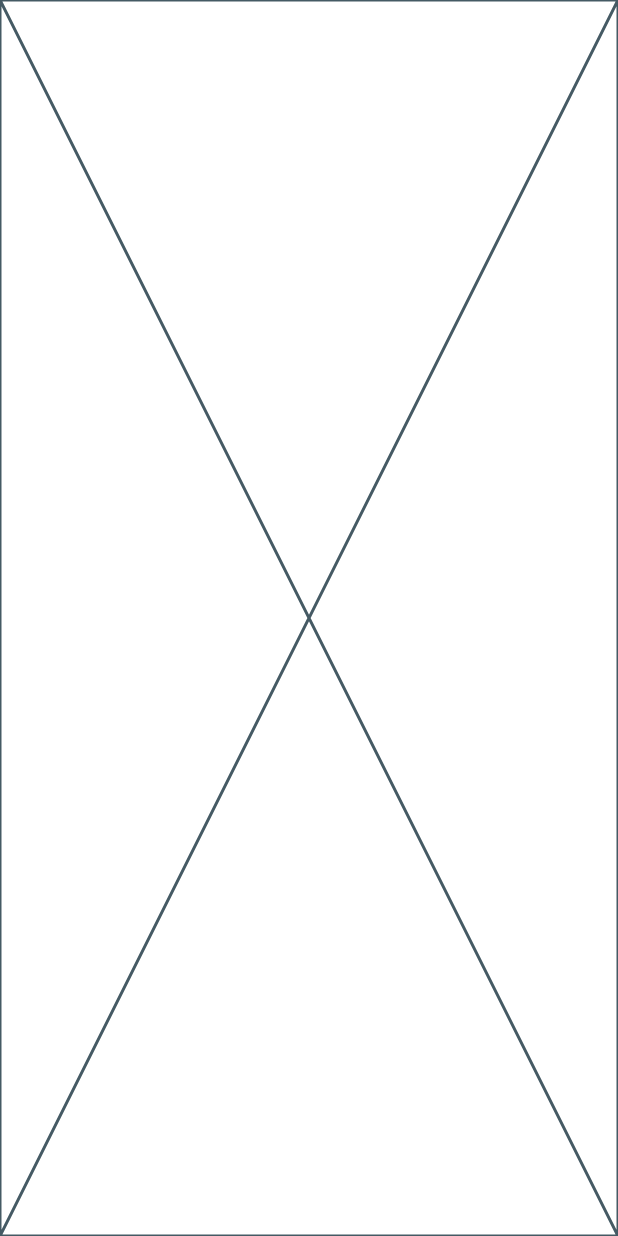
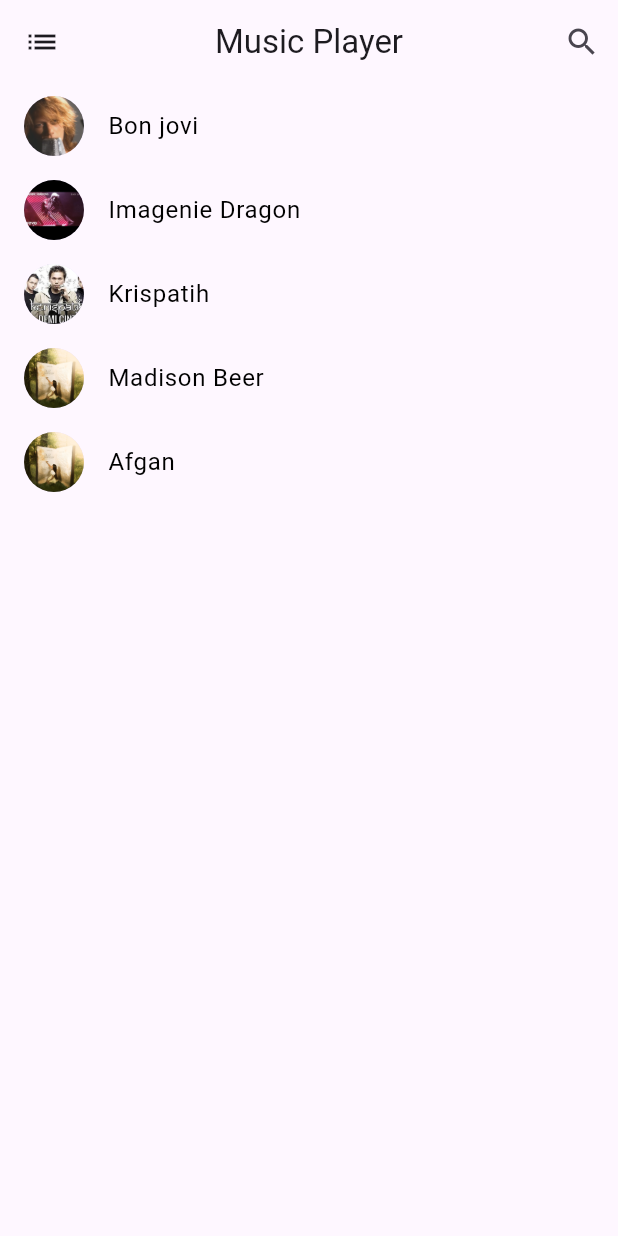
Before and after one commit to awangr/music_apps, a Flutter app: the screen it shows after launch, on a phone screen of 412 x 824 dp. Run offline on Flutter 3.47's test engine with Material 3 defaults, Android fonts, the phone set to English and light mode, and no system bars; our stand-ins replace get.

Commit message:
show data

```diff
--- /dev/null
+++ b/lib/data/controller/music_controller.dart
@@ -0,0 +1,15 @@
+import 'package:get/get.dart';
+import 'package:music_apps/data/model/music_model.dart';
+
+class MusicController extends GetxController {
+  final isplaying = false.obs;
+  final isLoading = false.obs;
+  RxList<Music> rxListmusic = AppMusic.listMusic.obs;
+  RxList<Music> listMusic = <Music>[].obs;
+  Future<void> delay() async {
+    isLoading.value = true;
+    await Future.delayed(Duration(seconds: 3));
+    isLoading.value = false;
+    // filteredNew;
+  }
+}
--- a/lib/data/model/music_model.dart
+++ b/lib/data/model/music_model.dart
@@ -1,3 +1,4 @@
+import 'package:flutter/material.dart';
 import 'package:music_apps/data/const/app_asset.dart';
 
 class Music {
@@ -5,14 +6,21 @@
   String penyanyi;
   String image;
   String path;
-  Music(this.judul, this.penyanyi, this.image, this.path);
+  Color color;
+  Music(this.judul, this.penyanyi, this.image, this.path, this.color);
 }
 
-List<Music> listMusic = [
-  Music('Always', 'Bon jovi', '${AppAsset.bon}', '${AppAsset.always}'),
-  Music(
-      'Bad Liar', 'Imagenie Dragon', '${AppAsset.bad}', '${AppAsset.badliar}'),
-  Music('Demi Cinta', 'Krispatih', '${AppAsset.kris}', '${AppAsset.demicinta}'),
-  Music('Reckless ', 'Madison Beer', '${AppAsset.madi}', '${AppAsset.madison}'),
-  Music('Percaya', 'Afgan', '${AppAsset.afgan}', '${AppAsset.percaya}')
-];
+class AppMusic {
+  static List<Music> listMusic = [
+    Music('Always', 'Bon jovi', '${AppAsset.bon}', '${AppAsset.always}',
+        Colors.white),
+    Music('Bad Liar', 'Imagenie Dragon', '${AppAsset.bad}',
+        '${AppAsset.badliar}', Colors.white),
+    Music('Demi Cinta', 'Krispatih', '${AppAsset.kris}',
+        '${AppAsset.demicinta}', Colors.white),
+    Music('Reckless ', 'Madison Beer', '${AppAsset.madi}',
+        '${AppAsset.madison}', Colors.white),
+    Music('Percaya', 'Afgan', '${AppAsset.afgan}', '${AppAsset.percaya}',
+        Colors.white)
+  ];
+}
--- a/lib/main.dart
+++ b/lib/main.dart
@@ -3,14 +3,10 @@
 import 'package:flutter/material.dart';
 // import 'package:flutter_neumorphic/flutter_neumorphic.dart';
 import 'package:get/get.dart';
-import 'package:assets_audio_player/assets_audio_player.dart';
 
 import 'ui/home/home_page.dart';
 
 void main() {
-  // AssetsAudioPlayer.addNotificationOpenAction((notification) {
-  //   return true;
-  // });
   runApp(
     MyApp(),
   );
--- a/lib/ui/home/home_page.dart
+++ b/lib/ui/home/home_page.dart
@@ -1,10 +1,43 @@
 import 'package:flutter/material.dart';
+import 'package:get/get.dart';
+import 'package:music_apps/data/controller/music_controller.dart';
+import 'package:music_apps/ui/passing/top_album.dart';
 
-class HomePage extends StatelessWidget {
+final controller = Get.put(MusicController());
+
+class HomePage extends StatefulWidget {
   const HomePage({super.key});
 
   @override
+  State<HomePage> createState() => _HomePageState();
+}
+
+class _HomePageState extends State<HomePage> {
+  @override
   Widget build(BuildContext context) {
-    return const Placeholder();
+    return Scaffold(
+      appBar: AppBar(
+        title: Text('Music Player'),
+        centerTitle: true,
+        leading: IconButton(onPressed: () {}, icon: Icon(Icons.list)),
+        actions: [IconButton(onPressed: () {}, icon: Icon(Icons.search))],
+      ),
+      body: FutureBuilder(
+        future: controller.delay(),
+        builder: (context, snapshot) {
+          if (snapshot.connectionState == ConnectionState.waiting) {
+            return Center(child: CircularProgressIndicator());
+          } else {
+            return GetBuilder(
+              builder: (MusicController musicC) {
+                return TopAlbum(
+                  music: controller.rxListmusic,
+                );
+              },
+            );
+          }
+        },
+      ),
+    );
   }
 }
--- /dev/null
+++ b/lib/ui/passing/top_album.dart
@@ -0,0 +1,41 @@
+import 'package:flutter/material.dart';
+import 'package:get/get.dart';
+import 'package:music_apps/data/controller/music_controller.dart';
+import 'package:music_apps/data/model/music_model.dart';
+
+final controller = Get.put(MusicController());
+
+class TopAlbum extends StatefulWidget {
+  const TopAlbum({super.key, required this.music});
+  final List<Music> music;
+  @override
+  State<TopAlbum> createState() => _TopAlbumState();
+}
+
+class _TopAlbumState extends State<TopAlbum> {
+  @override
+  Widget build(BuildContext context) {
+    return ListView.builder(
+      shrinkWrap: true,
+      itemCount: widget.music.length,
+      itemBuilder: (context, index) {
+        Music musics = widget.music[index];
+        print(musics.judul);
+        return ListTile(
+          leading: CircleAvatar(
+            backgroundImage: AssetImage(musics.image),
+          ),
+          // leading: Container(
+          //   width: 60,
+          //   height: 60,
+          //   child: Image.asset(musics.image),
+          // ),
+          title: Text(
+            musics.penyanyi,
+            style: TextStyle(color: Colors.black),
+          ),
+        );
+      },
+    );
+  }
+}
--- a/pubspec.yaml
+++ b/pubspec.yaml
@@ -38,11 +38,8 @@
   get: ^4.6.6
   google_fonts: ^6.1.0
   animations: ^2.0.11
-  salomon_bottom_bar: ^3.3.2
-  smooth_page_indicator: ^1.1.0
   audioplayers: ^5.2.1
-  assets_audio_player: ^3.1.1
-  on_audio_query: ^2.9.0
+  audio_video_progress_bar: ^2.0.2
   # flutter_neumorphic: ^3.2.0
 
 dev_dependencies:
```
Also changed, not shown: pubspec.lock, 1 other file.
